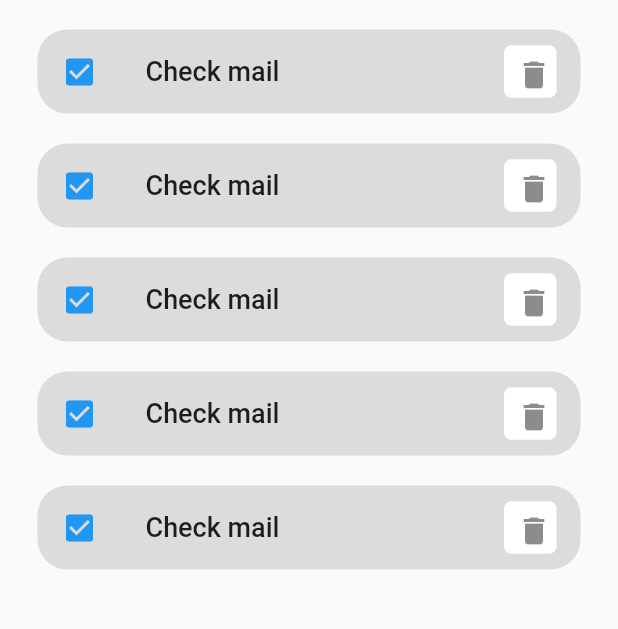
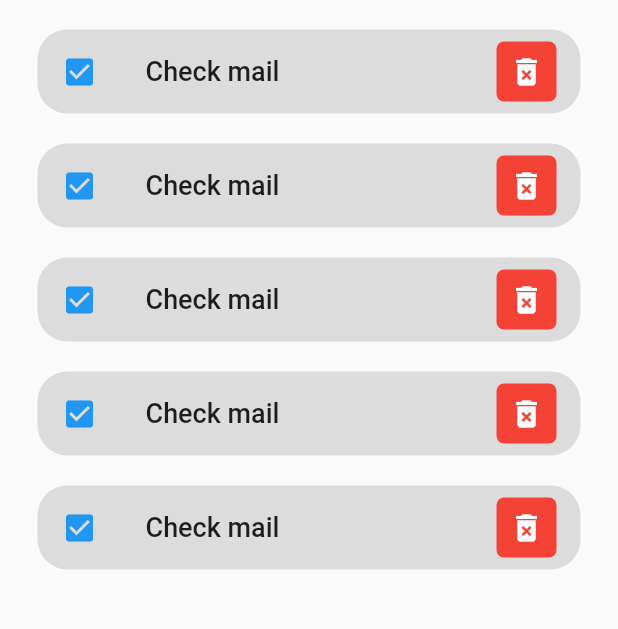
Before and after one commit to Makanakyjr/todo_app, a Flutter app: the screen it shows after launch, on a phone screen of 412 x 824 dp, the part 299-928 px from its top. Run offline on Flutter 3.47's test engine with Material 2 defaults, Android fonts, the phone set to English and light mode, and no system bars.

```diff
--- a/lib/widgets/todo_item.dart
+++ b/lib/widgets/todo_item.dart
@@ -23,17 +23,20 @@ class ToDoItem extends StatelessWidget {
         ),
         trailing: Container(
           padding: EdgeInsets.all(0),
-          height: 35,
-          width: 35,
+          height: 40,
+          width: 40,
           decoration: BoxDecoration(
-            color: Colors.white,
+            color: Colors.red,
             borderRadius: BorderRadius.circular(5),
           ),
           child: IconButton(
               onPressed: () {
                 print('Clicked on delete icon');
               },
-              icon: Icon(Icons.delete)),
+              icon: Icon(
+                Icons.delete_forever,
+                color: Colors.white,
+              )),
         ),
       ),
     );
```
Also changed, not shown: lib/model/todo.dart (added, +19 -0 lines).
